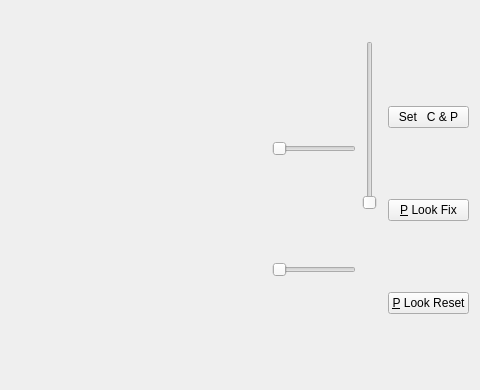
Old version of the form mainwindow.ui in the repository hky5820/qt_structured_light_open_gl; both pictures show x 615 to 1095 and y 314 to 704 of the 1095 by 704 pixel window.
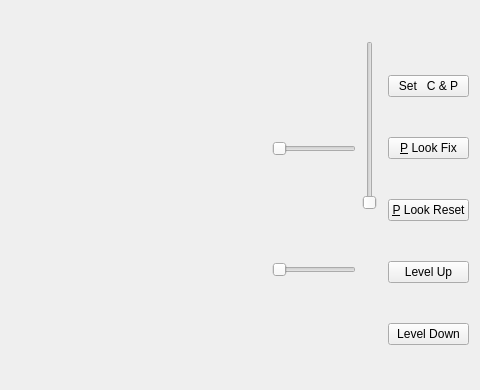
New version of the form. Custom widgets are drawn as their Qt base class.

Patch:
```diff
--- a/mainwindow.ui
+++ b/mainwindow.ui
@@ -199,6 +199,20 @@
             </property>
            </widget>
           </item>
+          <item>
+           <widget class="QPushButton" name="pushButton_4">
+            <property name="text">
+             <string>Level Up</string>
+            </property>
+           </widget>
+          </item>
+          <item>
+           <widget class="QPushButton" name="pushButton_5">
+            <property name="text">
+             <string>Level Down</string>
+            </property>
+           </widget>
+          </item>
          </layout>
         </item>
        </layout>
@@ -261,6 +275,11 @@
    <extends>QPushButton</extends>
    <header>setpandc.h</header>
   </customwidget>
+  <customwidget>
+   <class>PLookFix</class>
+   <extends>QPushButton</extends>
+   <header>plookfix.h</header>
+  </customwidget>
  </customwidgets>
  <resources/>
  <connections/>
```
Left out of the diff: 2 changed lines with no effect on the pictures.
